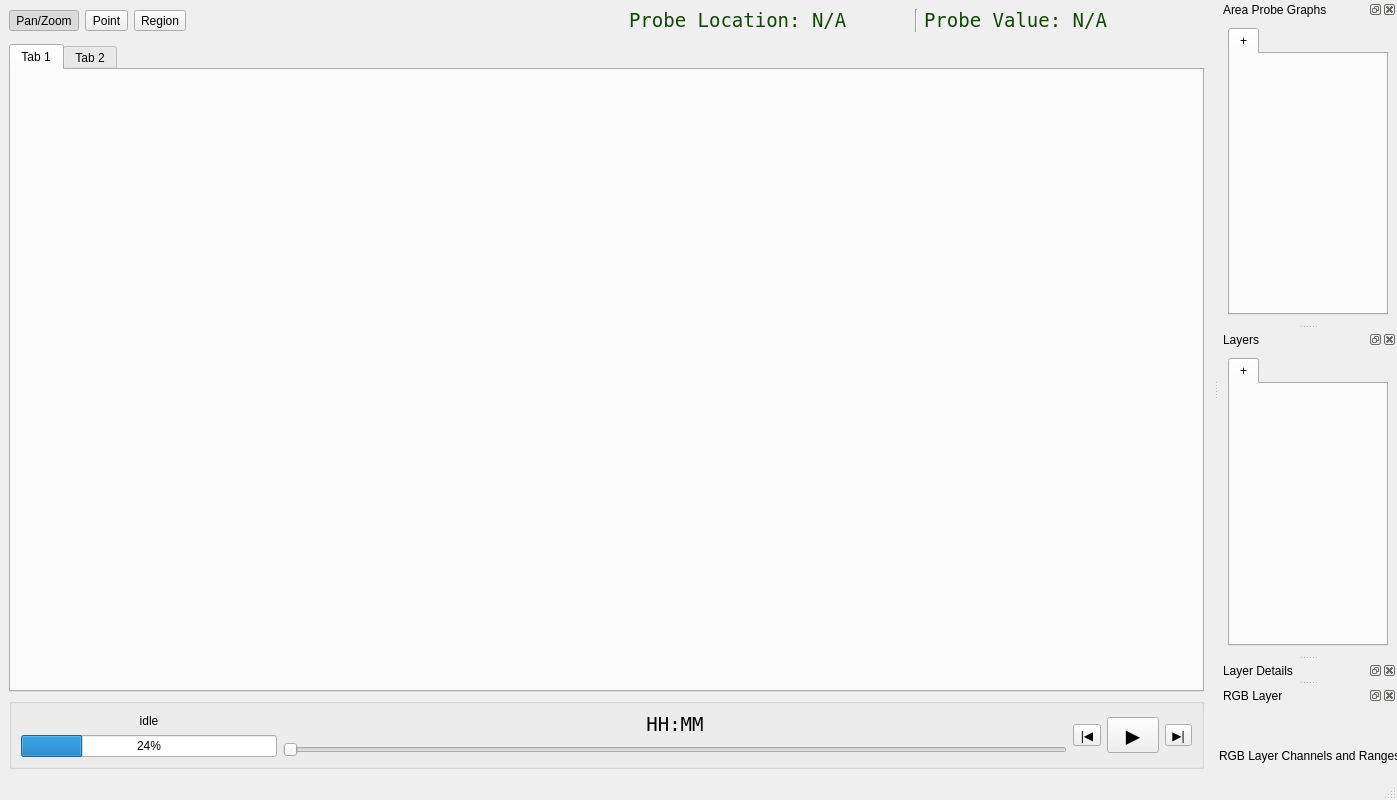
The window that py/cspov/ui/pov_main.ui (ssec/sift) describes before a commit, drawn with Qt 5.
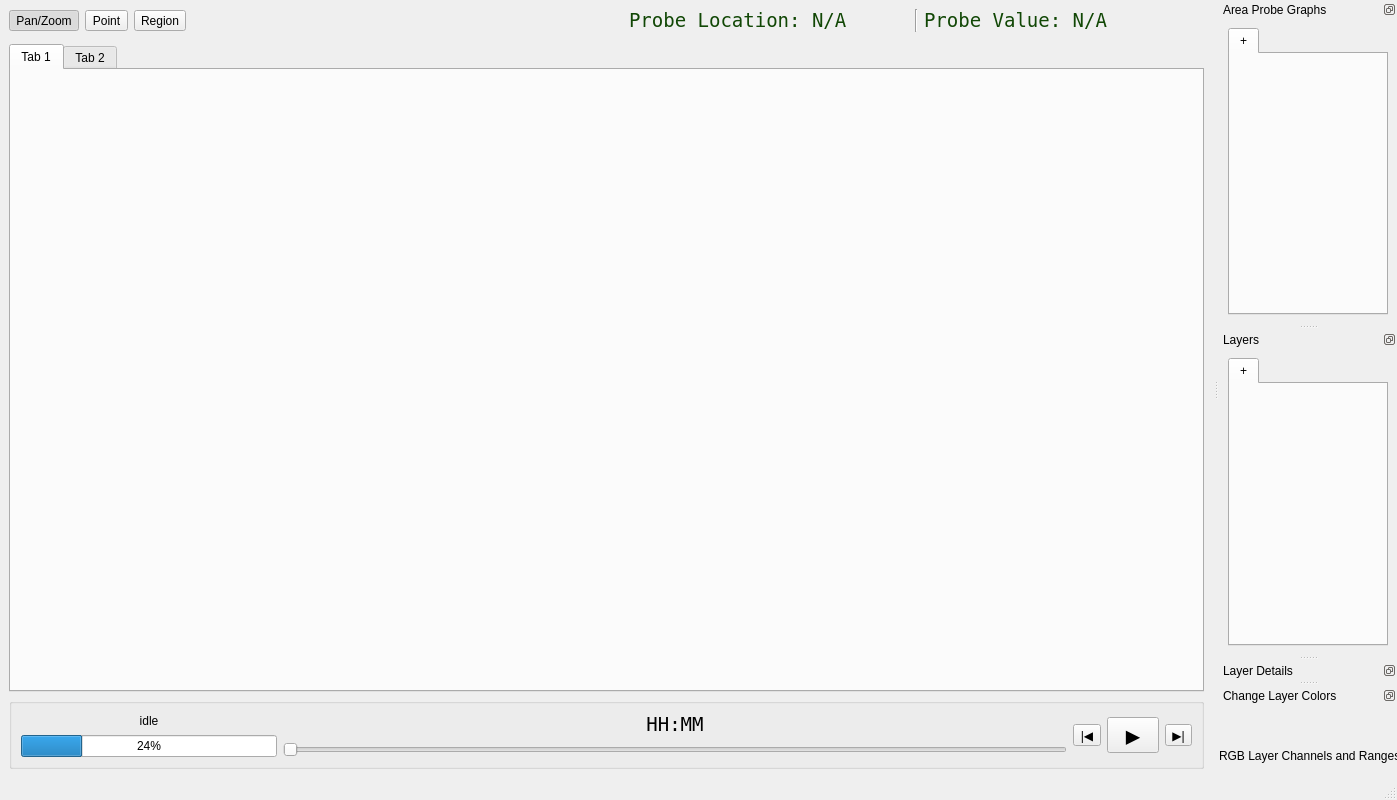
The same window after the commit.

Commit message: replace mutables with immutables in signals where possible

Patch:
```diff
--- a/py/cspov/ui/pov_main.ui
+++ b/py/cspov/ui/pov_main.ui
@@ -479,6 +479,9 @@
   </widget>
   <widget class="QStatusBar" name="statusbar"/>
   <widget class="QDockWidget" name="areaProbePane">
+   <property name="features">
+    <set>QDockWidget::DockWidgetFloatable|QDockWidget::DockWidgetMovable</set>
+   </property>
    <property name="windowTitle">
     <string>Area Probe Graphs</string>
    </property>
@@ -515,6 +518,9 @@
    </widget>
   </widget>
   <widget class="QDockWidget" name="layersPane">
+   <property name="features">
+    <set>QDockWidget::DockWidgetFloatable|QDockWidget::DockWidgetMovable</set>
+   </property>
    <property name="windowTitle">
     <string>Layers</string>
    </property>
@@ -560,6 +566,9 @@
    <property name="statusTip">
     <string>Selected layer information</string>
    </property>
+   <property name="features">
+    <set>QDockWidget::DockWidgetFloatable|QDockWidget::DockWidgetMovable</set>
+   </property>
    <property name="windowTitle">
     <string>Layer Details</string>
    </property>
@@ -576,8 +585,29 @@
    </widget>
   </widget>
   <widget class="QDockWidget" name="rgbConfigPane">
+   <property name="sizePolicy">
+    <sizepolicy hsizetype="Expanding" vsizetype="Expanding">
+     <horstretch>0</horstretch>
+     <verstretch>0</verstretch>
+    </sizepolicy>
+   </property>
+   <property name="maximumSize">
+    <size>
+     <width>800</width>
+     <height>800</height>
+    </size>
+   </property>
+   <property name="baseSize">
+    <size>
+     <width>128</width>
+     <height>128</height>
+    </size>
+   </property>
+   <property name="features">
+    <set>QDockWidget::DockWidgetFloatable|QDockWidget::DockWidgetMovable</set>
+   </property>
    <property name="windowTitle">
-    <string>RGB Layer</string>
+    <string>Change Layer Colors</string>
    </property>
    <attribute name="dockWidgetArea">
     <number>2</number>
```
The commit also changes 2 other files.
